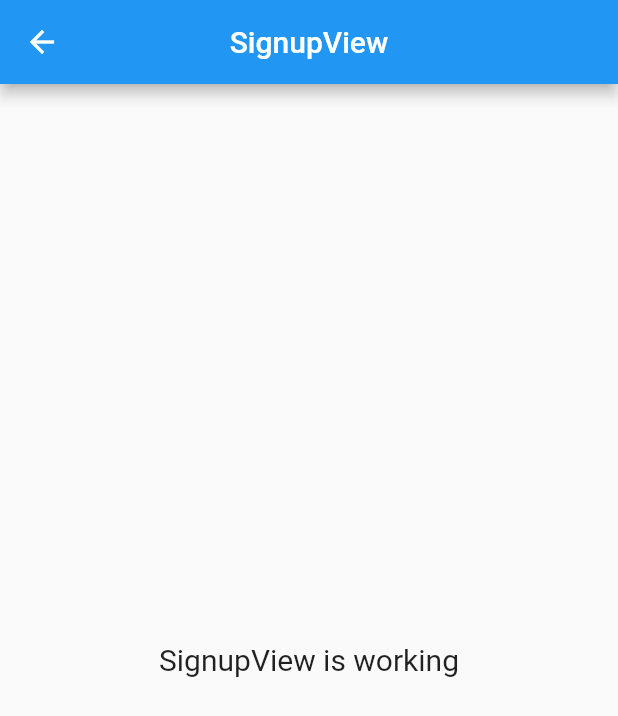
After one commit to opas-keat/b2b, a Flutter app: the SignupView screen opened by its route, on a phone screen of 412 x 824 dp. The commit adds this screen. Shown: the top 716 px of the screen. Run offline on Flutter 3.47's test engine with Material 2 defaults, Android fonts, the phone set to English and light mode, and no system bars; our stand-ins replace get, google_fonts; Roboto replaces fonts that are missing (Kanit).

Commit message:
create signup page

```diff
--- /dev/null
+++ b/lib/app/modules/signup/views/signup_view.dart
@@ -0,0 +1,24 @@
+import 'package:flutter/material.dart';
+
+import 'package:get/get.dart';
+
+import '../controllers/signup_controller.dart';
+
+class SignupView extends GetView<SignupController> {
+  const SignupView({Key? key}) : super(key: key);
+  @override
+  Widget build(BuildContext context) {
+    return Scaffold(
+      appBar: AppBar(
+        title: const Text('SignupView'),
+        centerTitle: true,
+      ),
+      body: Center(
+        child: Text(
+          'SignupView is working',
+          style: TextStyle(fontSize: 20),
+        ),
+      ),
+    );
+  }
+}
--- a/lib/app/routes/app_pages.dart
+++ b/lib/app/routes/app_pages.dart
@@ -2,6 +2,8 @@
 
 import '../modules/home/bindings/home_binding.dart';
 import '../modules/home/views/home_view.dart';
+import '../modules/signup/bindings/signup_binding.dart';
+import '../modules/signup/views/signup_view.dart';
 
 part 'app_routes.dart';
 
@@ -16,5 +18,10 @@
       page: () => const HomeView(),
       binding: HomeBinding(),
     ),
+    GetPage(
+      name: _Paths.SIGNUP,
+      page: () => const SignupView(),
+      binding: SignupBinding(),
+    ),
   ];
 }
--- a/lib/app/routes/app_routes.dart
+++ b/lib/app/routes/app_routes.dart
@@ -4,9 +4,11 @@
 abstract class Routes {
   Routes._();
   static const HOME = _Paths.HOME;
+  static const SIGNUP = _Paths.SIGNUP;
 }
 
 abstract class _Paths {
   _Paths._();
   static const HOME = '/home';
+  static const SIGNUP = '/signup';
 }
```
Also changed, not shown: lib/app/modules/signup/bindings/signup_binding.dart (added, +12 -0 lines), lib/app/modules/signup/controllers/signup_controller.dart (added, +23 -0 lines).
